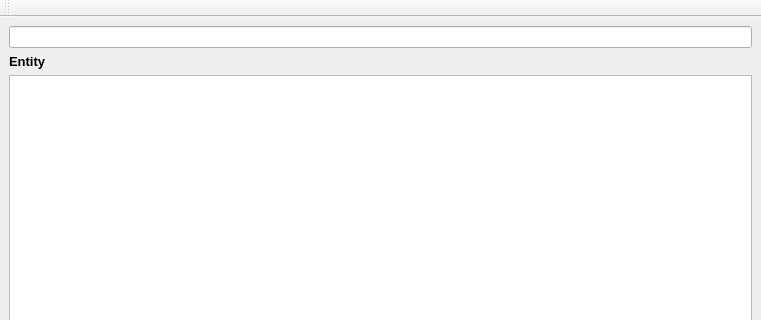
Rhdr/Solutions_PyQt_Discontinued, file views/viewEntity.ui: the form before one commit; both pictures show x 0 to 761 and y 0 to 320 of the 761 by 614 pixel window.
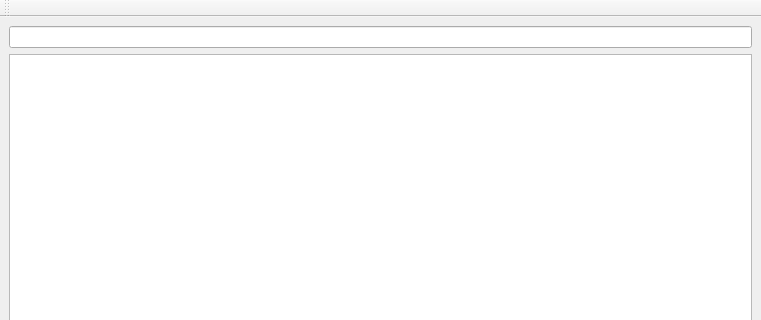
The form after the commit. Icons and pictures are not drawn.

```diff
--- a/views/viewEntity.ui
+++ b/views/viewEntity.ui
@@ -22,20 +22,6 @@
       </property>
      </widget>
     </item>
-    <item>
-     <widget class="QLabel" name="lblTitle">
-      <property name="font">
-       <font>
-        <pointsize>10</pointsize>
-        <weight>75</weight>
-        <bold>true</bold>
-       </font>
-      </property>
-      <property name="text">
-       <string>Entity</string>
-      </property>
-     </widget>
-    </item>
     <item>
      <widget class="QTableView" name="tableView">
       <property name="editTriggers">
```
